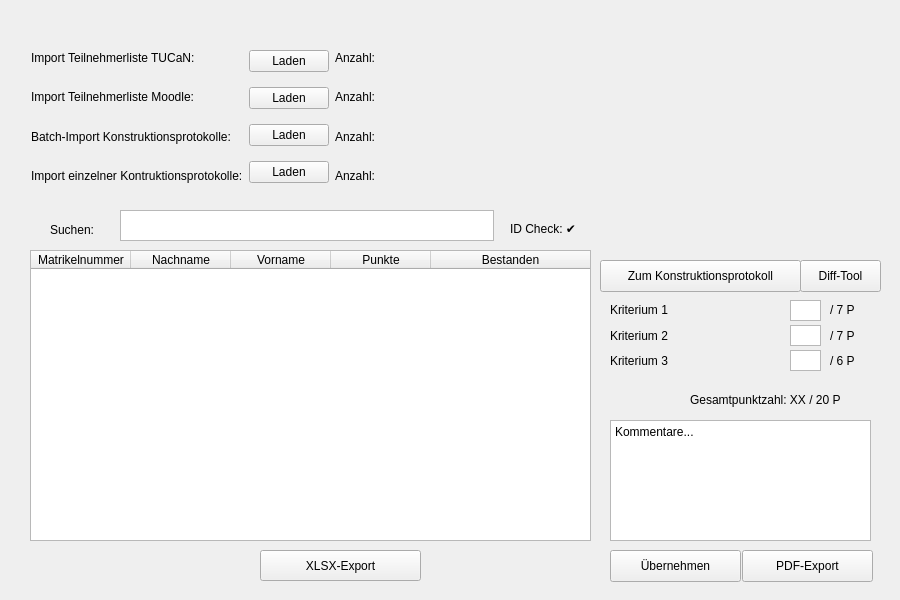
Before: the Qt Designer form gmvtestat.ui in Dimey/IIB_GMV-Testat, drawn with Qt 5.
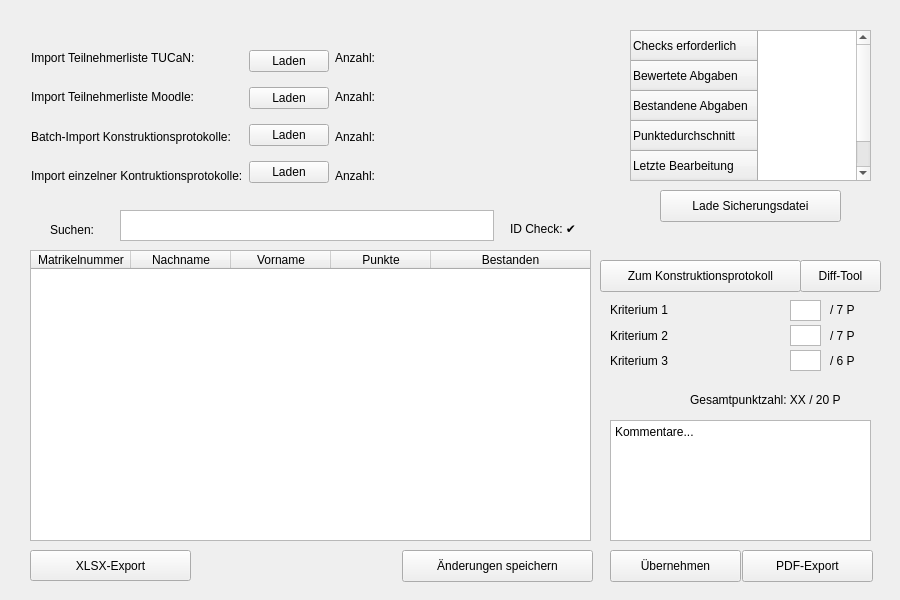
After: the same form once the commit is applied. Icons and pictures are not drawn.

Commit message: bewertungsuebersicht erweitert, Speicherung Bewertungsuebersicht, TableWidget für Speicherdatei

Diff of the .ui file:
```diff
--- a/gmvtestat.ui
+++ b/gmvtestat.ui
@@ -167,7 +167,7 @@
    <widget class="QPushButton" name="pushButton_8">
     <property name="geometry">
      <rect>
-      <x>260</x>
+      <x>30</x>
       <y>550</y>
       <width>161</width>
       <height>31</height>
@@ -247,7 +247,7 @@
      <rect>
       <x>31</x>
       <y>41</y>
-      <width>841</width>
+      <width>431</width>
       <height>151</height>
      </rect>
     </property>
@@ -387,19 +387,6 @@
        </item>
       </layout>
      </item>
-     <item>
-      <spacer name="horizontalSpacer">
-       <property name="orientation">
-        <enum>Qt::Horizontal</enum>
-       </property>
-       <property name="sizeHint" stdset="0">
-        <size>
-         <width>40</width>
-         <height>20</height>
-        </size>
-       </property>
-      </spacer>
-     </item>
     </layout>
    </widget>
    <widget class="QPushButton" name="pushButton">
@@ -415,7 +402,7 @@
      <string>Zum Konstruktionsprotokoll</string>
     </property>
    </widget>
-   <widget class="QWidget" name="">
+   <widget class="QWidget" name="layoutWidget">
     <property name="geometry">
      <rect>
       <x>790</x>
@@ -460,6 +447,70 @@
      </item>
     </layout>
    </widget>
+   <widget class="QPushButton" name="AenderungenSpeichern_btn">
+    <property name="geometry">
+     <rect>
+      <x>402</x>
+      <y>550</y>
+      <width>191</width>
+      <height>32</height>
+     </rect>
+    </property>
+    <property name="text">
+     <string>Änderungen speichern</string>
+    </property>
+   </widget>
+   <widget class="QPushButton" name="LadeSicherungsDatei_btn">
+    <property name="geometry">
+     <rect>
+      <x>660</x>
+      <y>190</y>
+      <width>181</width>
+      <height>32</height>
+     </rect>
+    </property>
+    <property name="text">
+     <string>Lade Sicherungsdatei</string>
+    </property>
+   </widget>
+   <widget class="QTableWidget" name="tableWidget">
+    <property name="geometry">
+     <rect>
+      <x>630</x>
+      <y>30</y>
+      <width>241</width>
+      <height>151</height>
+     </rect>
+    </property>
+    <attribute name="horizontalHeaderVisible">
+     <bool>false</bool>
+    </attribute>
+    <row>
+     <property name="text">
+      <string>Checks erforderlich</string>
+     </property>
+    </row>
+    <row>
+     <property name="text">
+      <string>Bewertete Abgaben</string>
+     </property>
+    </row>
+    <row>
+     <property name="text">
+      <string>Bestandene Abgaben</string>
+     </property>
+    </row>
+    <row>
+     <property name="text">
+      <string>Punktedurchschnitt</string>
+     </property>
+    </row>
+    <row>
+     <property name="text">
+      <string>Letzte Bearbeitung</string>
+     </property>
+    </row>
+   </widget>
   </widget>
   <action name="actionHallo">
    <property name="text">
```
The commit also changes 7 other files.
